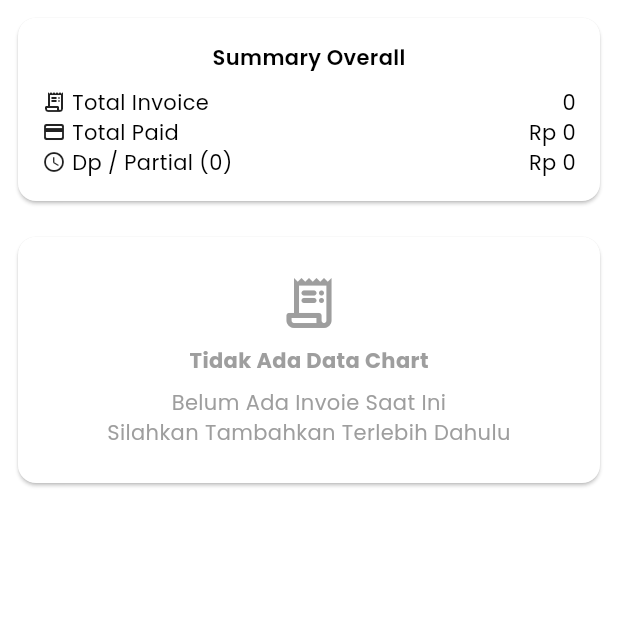
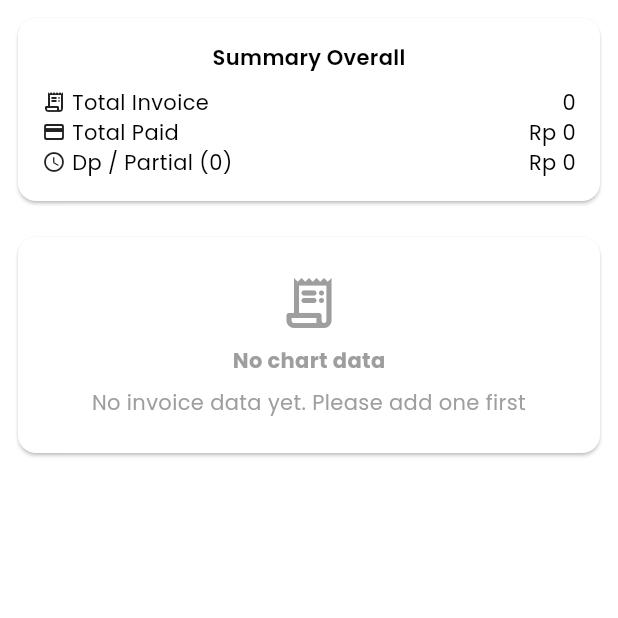
Before and after one commit to jbranabb/kliencash, a Flutter app: the TabbarInvoice screen opened directly, on a phone screen of 412 x 824 dp, the top half of it. Run offline on Flutter 3.47's test engine with Material 3 defaults, Android fonts, the phone set to English and light mode, and no system bars; our stand-ins replace bloc, calendar_date_picker2, country_code_picker, easy_localization, flutter_bloc, flutter_slidable and 8 more; accounts and stored records are empty; generated files the repository leaves out were written again.

Commit message:
feat(pages) start change the text to be translated | phase 1

```diff
--- a/lib/Screens/Widgets/checkbox_pembulatan.dart
+++ b/lib/Screens/Widgets/checkbox_pembulatan.dart
@@ -1,6 +1,8 @@
 
 import 'package:flutter/material.dart';
+import 'package:easy_localization/easy_localization.dart';
 import 'package:flutter_bloc/flutter_bloc.dart';
+import 'package:kliencash/locale_keys.dart';
 import 'package:kliencash/Screens/Widgets/my_text.dart';
 import 'package:kliencash/state/cubit/checkbook_pembulatan.dart';
 import 'package:kliencash/state/cubit/count_amount.dart';
@@ -34,7 +36,7 @@ class CheckboxPembulatan extends StatelessWidget {
                         .toggleCheckBox();
                   },
                 ),
-                MyText(title: 'Pembulatan', fontSize: 12),
+                MyText(title: LocaleKeys.rounding.tr(), fontSize: 12),
               ],
             ),
             Padding(
--- a/lib/Screens/Widgets/profile_data.dart
+++ b/lib/Screens/Widgets/profile_data.dart
@@ -1,5 +1,7 @@
 import 'package:flutter/material.dart';
 import 'package:flutter_bloc/flutter_bloc.dart';
+import 'package:easy_localization/easy_localization.dart';
+import 'package:kliencash/locale_keys.dart';
 import 'package:kliencash/Screens/Widgets/my_text.dart';
 import 'package:kliencash/state/bloc/users/users_bloc.dart';
 
@@ -39,7 +41,7 @@ class ProfileData extends StatelessWidget {
                         crossAxisAlignment: CrossAxisAlignment.start,
                         children: [
                           MyText(
-                            title: 'Hallo, ${data.username}',
+                            title: LocaleKeys.hallo.tr() + ', ${data.username}',
                             color: Colors.grey,
                           ),
                           MyText(
--- a/lib/Screens/Widgets/selectClientsWidget.dart
+++ b/lib/Screens/Widgets/selectClientsWidget.dart
@@ -1,7 +1,9 @@
+import 'package:easy_localization/easy_localization.dart';
 import 'package:flutter/material.dart';
 import 'package:flutter_bloc/flutter_bloc.dart';
 import 'package:kliencash/Screens/Widgets/my_text.dart';
 import 'package:kliencash/Screens/pages/mainGrid/project/add_projects.dart';
+import 'package:kliencash/locale_keys.dart';
 import 'package:kliencash/state/cubit/SelectedClient.dart';
 
 class SelectClientsWidget extends StatelessWidget {
@@ -29,7 +31,7 @@ class SelectClientsWidget extends StatelessWidget {
             title: MyText(
               title: stateIsnotEmpty
                   ? state['name'].toString()
-                  : 'Pilih Client',
+                  : LocaleKeys.selectClient.tr(),
             ),
             leading: stateIsnotEmpty
                 ? Container(
--- a/lib/Screens/Widgets/statusbooking.dart
+++ b/lib/Screens/Widgets/statusbooking.dart
@@ -1,5 +1,7 @@
 import 'package:flutter/material.dart';
+import 'package:easy_localization/easy_localization.dart';
 import 'package:flutter_bloc/flutter_bloc.dart';
+import 'package:kliencash/locale_keys.dart';
 import 'package:kliencash/Screens/Widgets/my_text.dart';
 import 'package:kliencash/state/bloc/client/client_bloc.dart';
 import 'package:kliencash/state/cubit/bookstatuslength_cubit.dart';
@@ -67,7 +69,7 @@ class _BookingStatuesState extends State<BookingStatues> {
                           BookstatuslengthCubit,List<Map<String, dynamic>>>(
                           builder: (context, cardData) {
                             if(cardData.isEmpty){
-                              return MyText(title: 'Loading...');
+                              return MyText(title: LocaleKeys.loading.tr());
                             }
                             return Row(
                               crossAxisAlignment: CrossAxisAlignment.center,
--- a/lib/Screens/Widgets/text_fields.dart
+++ b/lib/Screens/Widgets/text_fields.dart
@@ -3,6 +3,7 @@ import 'package:flutter/material.dart';
 import 'package:flutter/services.dart';
 import 'package:flutter_bloc/flutter_bloc.dart';
 import 'package:kliencash/Screens/Widgets/my_text.dart';
+import 'package:kliencash/locale_keys.dart';
 import 'package:kliencash/state/cubit/countryCode.dart';
 import 'package:kliencash/state/cubit/statusProjectrs.dart';
 
@@ -42,7 +43,7 @@ class TextFieldsDropDown extends StatelessWidget {
                   alignment: Alignment.center,
                   child: Padding(
                     padding: const EdgeInsets.only(bottom: 8.0, top: 4,left: 8,right: 8),
-                    child: MyText(title: state ?? 'Pilih Status',color: state != null ? colors(state) : Colors.grey, fontWeight: FontWeight.w600,),
+                    child: MyText(title: state ?? LocaleKeys.selectStatus,color: state != null ? colors(state) : Colors.grey, fontWeight: FontWeight.w600,),
                   )),
               );
             },
--- a/lib/Screens/pages/mainGrid/report/tabbar_invoice.dart
+++ b/lib/Screens/pages/mainGrid/report/tabbar_invoice.dart
@@ -1,5 +1,7 @@
 import 'package:flutter/material.dart';
+import 'package:easy_localization/easy_localization.dart';
 import 'package:flutter_bloc/flutter_bloc.dart';
+import 'package:kliencash/locale_keys.dart';
 import 'package:kliencash/Screens/Widgets/format.dart';
 import 'package:kliencash/Screens/Widgets/my_text.dart';
 import 'package:kliencash/state/bloc/invoice/inovice_bloc.dart';
@@ -35,16 +37,16 @@ class TabbarInvoice extends StatelessWidget {
                         return Column(
                         crossAxisAlignment: CrossAxisAlignment.center,
                         children: [
-                          MyText(title: 'Summary Overall', fontWeight: FontWeight.w600,),
+                          MyText(title: LocaleKeys.summaryOverall.tr(), fontWeight: FontWeight.w600,),
                           SizedBox(height: 10,),
                           _buildRow(
                             Icons.receipt_long_rounded,
-                            'Total Invoice',
+                            LocaleKeys.totalInvoice.tr(),
                             state.list.length.toString(),
                           ),
                           _buildRow(
                             Icons.payment_rounded,
-                            'Total Paid',
+                            LocaleKeys.totalPaid.tr(),
                             formatCurrency(totalinvoice),
                           ),
                           _buildRow(
@@ -82,13 +84,13 @@ class TabbarInvoice extends StatelessWidget {
                             color: Colors.grey,
                           ),
                           MyText(
-                            title: 'Tidak Ada Data Chart',
+                            title: LocaleKeys.noChartData.tr(),
                             fontWeight: FontWeight.bold,
                             color: Colors.grey,
                           ),
                           MyText(
                             title:
-                                'Belum Ada Invoie Saat Ini\nSilahkan Tambahkan Terlebih Dahulu',
+                                LocaleKeys.noInvoiceData.tr(),
                             textAlign: TextAlign.center,
                             color: Colors.grey,
                           ),
@@ -98,7 +100,7 @@ class TabbarInvoice extends StatelessWidget {
                     );
                   }
                   return SfCircularChart(
-                    title: ChartTitle(text: 'Most Invoice Status'),
+                    title: ChartTitle(text: LocaleKeys.mostInvoiceStatus.tr()),
                     legend: Legend(
                       isVisible: true,
                       position: LegendPosition.bottom,
--- a/lib/Screens/pages/mainGrid/report/tabbar_projects.dart
+++ b/lib/Screens/pages/mainGrid/report/tabbar_projects.dart
@@ -1,5 +1,7 @@
 import 'package:flutter/material.dart';
+import 'package:easy_localization/easy_localization.dart';
 import 'package:flutter_bloc/flutter_bloc.dart';
+import 'package:kliencash/locale_keys.dart';
 import 'package:kliencash/Screens/Widgets/format.dart';
 import 'package:kliencash/Screens/Widgets/my_text.dart';
 import 'package:kliencash/state/cubit/reportchart/chartProjects.dart';
@@ -28,7 +30,7 @@ class TabbarProjects extends StatelessWidget {
                             return SizedBox.shrink();
                           }
                           return SfCartesianChart(
-                            title: ChartTitle(text: 'Project Rankings '),
+                            title: ChartTitle(text: LocaleKeys.projectRanking.tr()),
                             primaryXAxis: CategoryAxis(),
                             tooltipBehavior: TooltipBehavior(
                               enable: true,
@@ -100,13 +102,13 @@ class TabbarProjects extends StatelessWidget {
                             SizedBox(height: 16),
                             Icon(Icons.work, size: 40, color: Colors.grey),
                             MyText(
-                              title: 'Tidak Ada Data Chart',
+                              title: LocaleKeys.noChartData.tr(),
                               fontWeight: FontWeight.bold,
                               color: Colors.grey,
                             ),
                             MyText(
                               title:
-                                  'Belum Ada Projects Saat Ini\nSilahkan Tambahkan Terlebih Dahulu',
+                                  LocaleKeys.noProjectsData.tr(),
                               textAlign: TextAlign.center,
                               color: Colors.grey,
                             ),
@@ -116,7 +118,7 @@ class TabbarProjects extends StatelessWidget {
                       );
                     }
                     return SfCircularChart(
-                      title: ChartTitle(text: 'Projects Status'),
+                      title: ChartTitle(text: LocaleKeys.projectStatus.tr()),
                       legend: Legend(
                         isVisible: true,
                         position: LegendPosition.bottom,
```
Also changed, not shown: lib/Screens/Widgets/datestart_end.dart (+5 -3 lines), lib/Screens/Widgets/main_grid.dart (+8 -6 lines).
